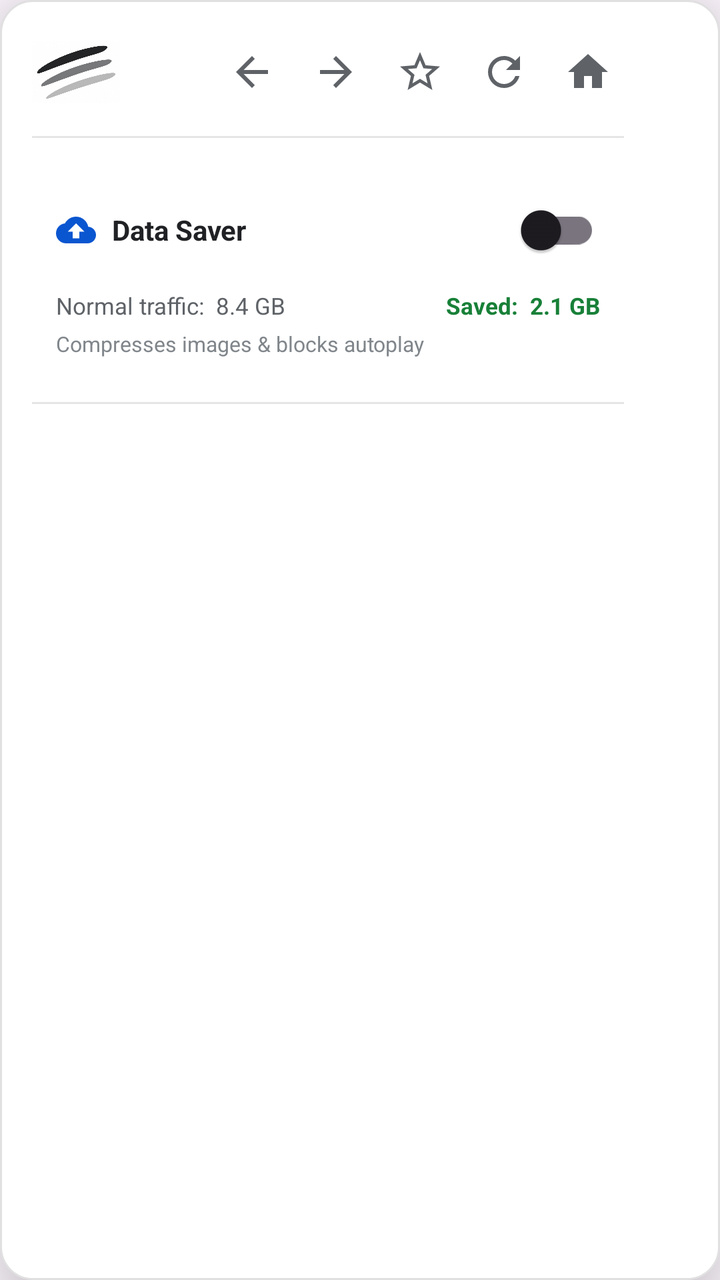
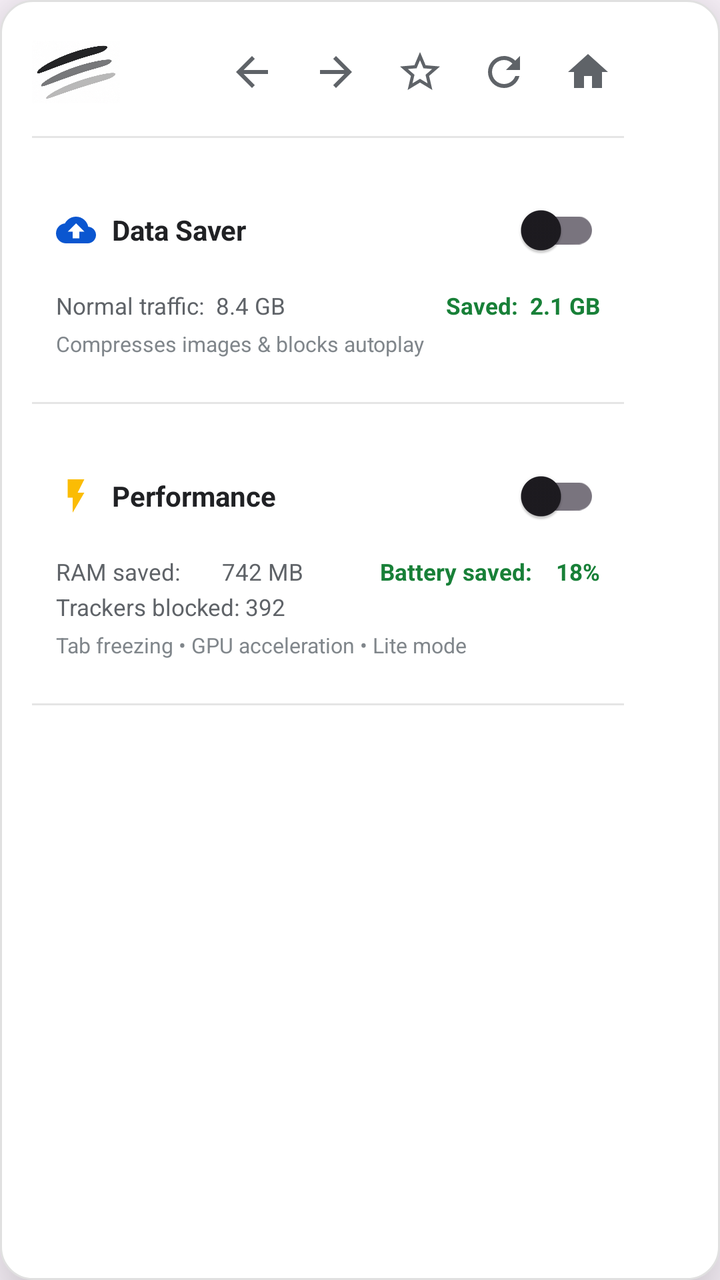

Before-and-after screenshots of an Android layout around one commit, followed by the original layout XML and the change that was made.
<!-- AndroidManifest.xml: application theme Theme.Haze -->
<!-- res/layout/layout_browser_menu.xml -->
<?xml version="1.0" encoding="utf-8"?>
<LinearLayout xmlns:android="http://schemas.android.com/apk/res/android"
    xmlns:app="http://schemas.android.com/apk/res-auto"
    android:id="@+id/menuRoot"
    android:layout_width="wrap_content"
    android:layout_height="wrap_content"
    android:background="@drawable/bg_popup_rounded"
    android:orientation="vertical"
    android:paddingStart="16dp"
    android:paddingEnd="16dp"
    android:paddingTop="14dp"
    android:paddingBottom="14dp"
    android:elevation="24dp">

    
    <RelativeLayout
        android:layout_width="296dp"
        android:layout_height="wrap_content"
        android:layout_marginBottom="10dp">

        <ImageView
            android:id="@+id/menuLogo"
            android:layout_width="44dp"
            android:layout_height="44dp"
            android:src="@drawable/haze_logo"
            android:scaleType="fitCenter"
            android:layout_alignParentStart="true"
            android:layout_centerVertical="true"
            android:contentDescription="Haze Logo" />

        <LinearLayout
            android:layout_width="wrap_content"
            android:layout_height="wrap_content"
            android:orientation="horizontal"
            android:gravity="center_vertical"
            android:layout_alignParentEnd="true"
            android:layout_centerVertical="true">

            <ImageButton
                android:id="@+id/btnMenuBack"
                android:layout_width="36dp"
                android:layout_height="36dp"
                android:background="@drawable/bg_circle_gray"
                android:src="@drawable/ic_arrow_back"
                android:layout_marginEnd="6dp"
                app:tint="#5F6368"
                android:contentDescription="Back" />

            <ImageButton
                android:id="@+id/btnMenuForward"
                android:layout_width="36dp"
                android:layout_height="36dp"
                android:background="@drawable/bg_circle_gray"
                android:src="@drawable/ic_arrow_forward"
                android:layout_marginEnd="6dp"
                app:tint="#5F6368"
                android:contentDescription="Forward" />

            <ImageButton
                android:id="@+id/btnMenuStar"
                android:layout_width="36dp"
                android:layout_height="36dp"
                android:background="@drawable/bg_circle_gray"
                android:src="@drawable/ic_star_outline"
                android:layout_marginEnd="6dp"
                app:tint="#5F6368"
                android:contentDescription="Star" />

            <ImageButton
                android:id="@+id/btnMenuReload"
                android:layout_width="36dp"
                android:layout_height="36dp"
                android:background="@drawable/bg_circle_gray"
                android:src="@drawable/ic_refresh"
                android:layout_marginEnd="6dp"
                app:tint="#5F6368"
                android:contentDescription="Reload" />

            <ImageButton
                android:id="@+id/btnMenuHome"
                android:layout_width="36dp"
                android:layout_height="36dp"
                android:background="@drawable/bg_circle_gray"
                android:src="@drawable/ic_home"
                app:tint="#5F6368"
                android:contentDescription="Home" />
        </LinearLayout>
    </RelativeLayout>

    <View
        android:id="@+id/menuDivider"
        android:layout_width="296dp"
        android:layout_height="1dp"
        android:background="#E5E5E5"
        android:layout_marginBottom="10dp" />

    
    <LinearLayout
        android:id="@+id/dataSaverBlock"
        android:layout_width="296dp"
        android:layout_height="wrap_content"
        android:orientation="vertical"
        android:padding="12dp"
        android:layout_marginBottom="10dp"
        android:clickable="true"
        android:focusable="true">

        <RelativeLayout
            android:layout_width="match_parent"
            android:layout_height="wrap_content"
            android:layout_marginBottom="6dp">

            <LinearLayout
                android:layout_width="wrap_content"
                android:layout_height="wrap_content"
                android:orientation="horizontal"
                android:gravity="center_vertical"
                android:layout_alignParentStart="true"
                android:layout_centerVertical="true">

                <ImageView
                    android:id="@+id/ivDataSaverIcon"
                    android:layout_width="20dp"
                    android:layout_height="20dp"
                    android:src="@drawable/ic_data_saver"
                    android:layout_marginEnd="8dp"
                    app:tint="#0A56D0" />

                <TextView
                    android:id="@+id/tvDataSaverTitle"
                    android:layout_width="wrap_content"
                    android:layout_height="wrap_content"
                    android:text="Data Saver"
                    android:textSize="14sp"
                    android:textStyle="bold"
                    android:textColor="#202124" />
            </LinearLayout>

            <androidx.appcompat.widget.SwitchCompat
                android:id="@+id/switchDataSaver"
                android:layout_width="wrap_content"
                android:layout_height="wrap_content"
                android:layout_alignParentEnd="true"
                android:layout_centerVertical="true" />
        </RelativeLayout>

        
        <LinearLayout
            android:layout_width="match_parent"
            android:layout_height="wrap_content"
            android:orientation="horizontal"
            android:gravity="center_vertical"
            android:layout_marginBottom="4dp">

            <TextView
                android:id="@+id/tvTrafficLabel"
                android:layout_width="0dp"
                android:layout_height="wrap_content"
                android:layout_weight="1"
                android:text="Normal traffic:  8.4 GB"
                android:textSize="11.5sp"
                android:textColor="#5F6368" />

            <TextView
                android:id="@+id/tvSavedLabel"
                android:layout_width="wrap_content"
                android:layout_height="wrap_content"
                android:text="Saved:  2.1 GB"
                android:textSize="11.5sp"
                android:textStyle="bold"
                android:textColor="#188038" />
        </LinearLayout>

        
        <TextView
            android:id="@+id/tvDataSaverHint"
            android:layout_width="match_parent"
            android:layout_height="wrap_content"
            android:text="Compresses images &amp; blocks autoplay"
            android:textSize="10.5sp"
            android:textColor="#80868B" />
    </LinearLayout>

    <View
        android:id="@+id/dataSaverDivider"
        android:layout_width="296dp"
        android:layout_height="1dp"
        android:background="#E5E5E5"
        android:layout_marginBottom="10dp" />

    
    <GridLayout
        android:id="@+id/menuGrid"
        android:layout_width="296dp"
        android:layout_height="wrap_content"
        android:columnCount="4" />
</LinearLayout>
<!-- resources referenced by this layout -->
<resources>
  <!-- drawable bg_circle_gray (drawable) -->
  <?xml version="1.0" encoding="utf-8"?>
  <shape xmlns:android="http://schemas.android.com/apk/res/android" android:shape="oval">
      <solid android:color="#00000000" />
  </shape>
  <!-- drawable bg_popup_rounded (drawable) -->
  <?xml version="1.0" encoding="utf-8"?>
  <shape xmlns:android="http://schemas.android.com/apk/res/android" android:shape="rectangle">
      <solid android:color="#FFFFFF" />
      <corners android:radius="16dp" />
      <stroke android:width="1dp" android:color="#E0E0E0" />
  </shape>
  <!-- drawable haze_logo: png bitmap (drawable, 321738 bytes) -->
  <!-- drawable ic_arrow_back (drawable) -->
  <vector xmlns:android="http://schemas.android.com/apk/res/android"
      android:width="24dp"
      android:height="24dp"
      android:viewportWidth="24"
      android:viewportHeight="24">
    <path
        android:fillColor="@android:color/white"
        android:pathData="M20,11H7.83l5.59,-5.59L12,4l-8,8 8,8 1.41,-1.41L7.83,13H20v-2z"/>
  </vector>
  <!-- drawable ic_arrow_forward (drawable) -->
  <vector xmlns:android="http://schemas.android.com/apk/res/android"
      android:width="24dp"
      android:height="24dp"
      android:viewportWidth="24"
      android:viewportHeight="24">
    <path
        android:fillColor="@android:color/white"
        android:pathData="M12,4l-1.41,1.41L16.17,11H4v2h12.17l-5.58,5.59L12,20l8,-8z"/>
  </vector>
  <!-- drawable ic_data_saver (drawable) -->
  <vector xmlns:android="http://schemas.android.com/apk/res/android"
      android:width="24dp"
      android:height="24dp"
      android:viewportWidth="24"
      android:viewportHeight="24">
    <path
        android:fillColor="#5F6368"
        android:pathData="M19.35,10.04C18.67,6.59 15.64,4 12,4 9.11,4 6.6,5.64 5.35,8.04 2.34,8.36 0,10.91 0,14c0,3.31 2.69,6 6,6h13c2.76,0 5,-2.24 5,-5 0,-2.64 -2.05,-4.78 -4.65,-4.96zM14,13v4h-4v-4H7l5,-5 5,5h-3z"/>
  </vector>
  <!-- drawable ic_home (drawable) -->
  <vector xmlns:android="http://schemas.android.com/apk/res/android"
      android:width="24dp"
      android:height="24dp"
      android:viewportWidth="24"
      android:viewportHeight="24">
      <path
          android:fillColor="#FF5F6368"
          android:pathData="M10,20V14H14V20H19V12H22L12,3L2,12H5V20H10Z"/>
  </vector>
  <!-- drawable ic_refresh (drawable) -->
  <vector xmlns:android="http://schemas.android.com/apk/res/android"
      android:width="24dp"
      android:height="24dp"
      android:viewportWidth="24"
      android:viewportHeight="24">
      <path
          android:fillColor="#FFFFFF"
          android:pathData="M17.65,6.35C16.2,4.9 14.21,4 12,4A8,8 0 0,0 4,12A8,8 0 0,0 12,20C15.73,20 18.84,17.45 19.73,14H17.65C16.83,16.33 14.61,18 12,18A6,6 0 0,1 6,12A6,6 0 0,1 12,6C13.66,6 15.14,6.69 16.22,7.78L13,11H20V4L17.65,6.35Z"/>
  </vector>
  <!-- drawable ic_star_outline (drawable) -->
  <vector xmlns:android="http://schemas.android.com/apk/res/android"
      android:width="24dp"
      android:height="24dp"
      android:viewportWidth="24"
      android:viewportHeight="24">
      <path
          android:fillColor="#FFFFFF"
          android:pathData="M22,9.24l-7.19,-0.62L12,2L9.19,8.63L2,9.24l5.46,4.73L5.82,21L12,17.27L18.18,21l-1.63,-7.03L22,9.24zM12,15.4l-3.76,2.27l1,-4.28l-3.32,-2.88l4.38,-0.38L12,6.1l1.71,4.04l4.38,0.38l-3.32,2.88l1,4.28L12,15.4z"/>
  </vector>
  <style name="Theme.Haze" parent="Base.Theme.Haze" />
  <style name="Base.Theme.Haze" parent="Theme.Material3.DayNight.NoActionBar">
          
          
      </style>
</resources>

<!-- the commit's change to res/layout/layout_browser_menu.xml (unified diff, before → after) -->
@@ -189,6 +189,110 @@
         android:layout_marginBottom="10dp" />
 
     
+    <LinearLayout
+        android:id="@+id/performanceBlock"
+        android:layout_width="296dp"
+        android:layout_height="wrap_content"
+        android:orientation="vertical"
+        android:padding="12dp"
+        android:layout_marginBottom="10dp"
+        android:clickable="true"
+        android:focusable="true">
+
+        <RelativeLayout
+            android:layout_width="match_parent"
+            android:layout_height="wrap_content"
+            android:layout_marginBottom="6dp">
+
+            <LinearLayout
+                android:layout_width="wrap_content"
+                android:layout_height="wrap_content"
+                android:orientation="horizontal"
+                android:gravity="center_vertical"
+                android:layout_alignParentStart="true"
+                android:layout_centerVertical="true">
+
+                <ImageView
+                    android:id="@+id/ivPerformanceIcon"
+                    android:layout_width="20dp"
+                    android:layout_height="20dp"
+                    android:src="@drawable/ic_bolt"
+                    android:layout_marginEnd="8dp"
+                    app:tint="#FBBC04" />
+
+                <TextView
+                    android:id="@+id/tvPerformanceTitle"
+                    android:layout_width="wrap_content"
+                    android:layout_height="wrap_content"
+                    android:text="Performance"
+                    android:textSize="14sp"
+                    android:textStyle="bold"
+                    android:textColor="#202124" />
+            </LinearLayout>
+
+            <androidx.appcompat.widget.SwitchCompat
+                android:id="@+id/switchPerformance"
+                android:layout_width="wrap_content"
+                android:layout_height="wrap_content"
+                android:layout_alignParentEnd="true"
+                android:layout_centerVertical="true" />
+        </RelativeLayout>
+
+        
+        <LinearLayout
+            android:layout_width="match_parent"
+            android:layout_height="wrap_content"
+            android:orientation="horizontal"
+            android:gravity="center_vertical"
+            android:layout_marginBottom="2dp">
+
+            <TextView
+                android:id="@+id/tvRamSavedLabel"
+                android:layout_width="0dp"
+                android:layout_height="wrap_content"
+                android:layout_weight="1"
+                android:text="RAM saved:       742 MB"
+                android:textSize="11.5sp"
+                android:textColor="#5F6368" />
+
+            <TextView
+                android:id="@+id/tvBatterySavedLabel"
+                android:layout_width="wrap_content"
+                android:layout_height="wrap_content"
+                android:text="Battery saved:    18%"
+                android:textSize="11.5sp"
+                android:textStyle="bold"
+                android:textColor="#188038" />
+        </LinearLayout>
+
+        
+        <TextView
+            android:id="@+id/tvTrackersBlockedLabel"
+            android:layout_width="match_parent"
+            android:layout_height="wrap_content"
+            android:text="Trackers blocked: 392"
+            android:textSize="11.5sp"
+            android:textColor="#5F6368"
+            android:layout_marginBottom="4dp" />
+
+        
+        <TextView
+            android:id="@+id/tvPerformanceHint"
+            android:layout_width="match_parent"
+            android:layout_height="wrap_content"
+            android:text="Tab freezing • GPU acceleration • Lite mode"
+            android:textSize="10.5sp"
+            android:textColor="#80868B" />
+    </LinearLayout>
+
+    <View
+        android:id="@+id/performanceDivider"
+        android:layout_width="296dp"
+        android:layout_height="1dp"
+        android:background="#E5E5E5"
+        android:layout_marginBottom="10dp" />
+
+    
     <GridLayout
         android:id="@+id/menuGrid"
         android:layout_width="296dp"
<!-- resource entries referenced after the edit -->
@@ -32,6 +32,16 @@
     <path
         android:fillColor="@android:color/white"
         android:pathData="M12,4l-1.41,1.41L16.17,11H4v2h12.17l-5.58,5.59L12,20l8,-8z"/>
+  </vector>
+  <!-- drawable ic_bolt (drawable) -->
+  <vector xmlns:android="http://schemas.android.com/apk/res/android"
+      android:width="24dp"
+      android:height="24dp"
+      android:viewportWidth="24"
+      android:viewportHeight="24">
+    <path
+        android:fillColor="#5F6368"
+        android:pathData="M7,2v11h3v9l7,-12h-4l4,-8z"/>
   </vector>
   <!-- drawable ic_data_saver (drawable) -->
   <vector xmlns:android="http://schemas.android.com/apk/res/android"
